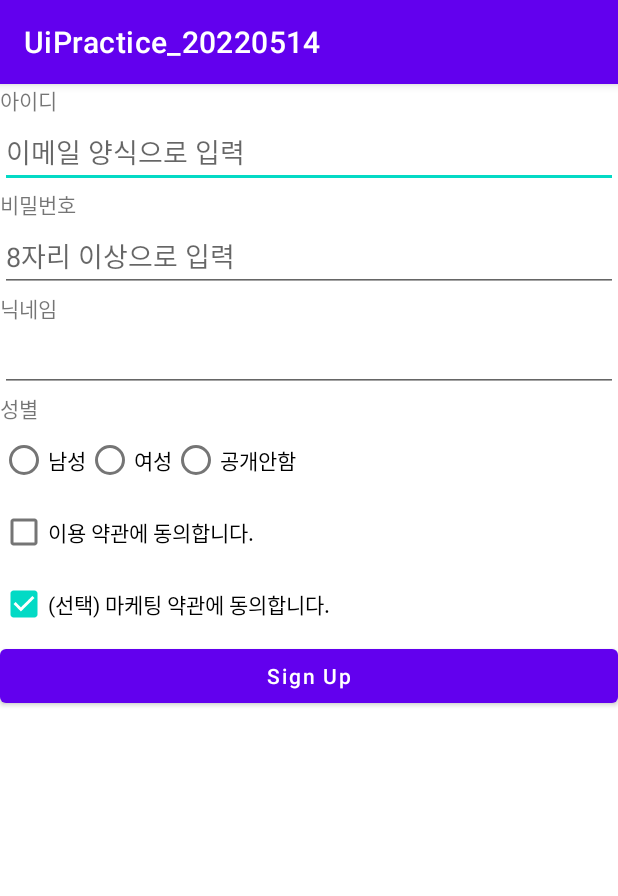
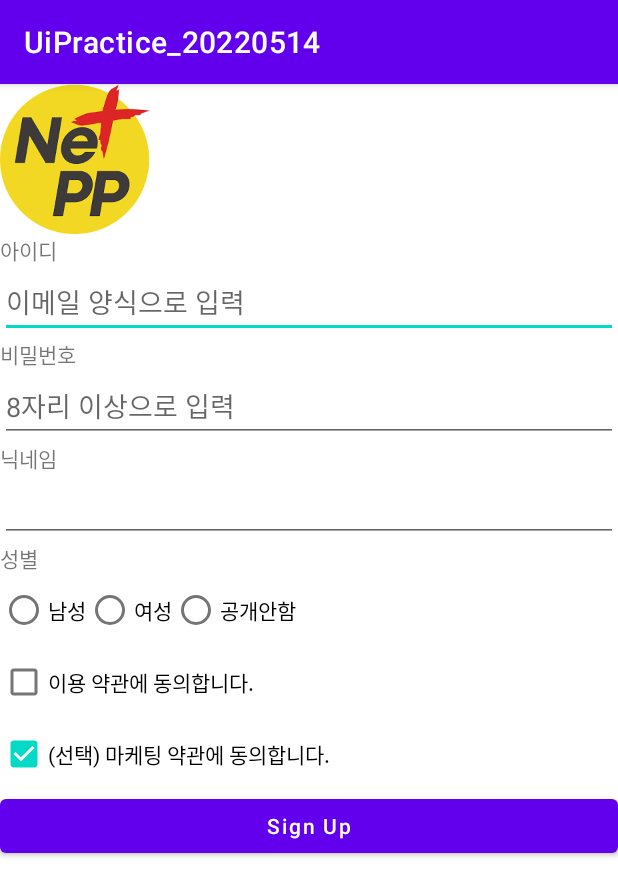
Before and after one commit to Creative-MooHan/UiPractice_20220514, an Android app: the screen it shows after launch (MainActivity), on a phone screen of 412 x 824 dp. Shown: the top 896 px of the screen. Run offline under Robolectric (Android 15) with nearby library versions, the phone set to English and light mode, and no system bars.

Commit message:
이미지뷰 체험

```diff
--- a/app/src/main/res/layout/activity_main.xml
+++ b/app/src/main/res/layout/activity_main.xml
@@ -6,6 +6,16 @@
     android:layout_height="match_parent"
     tools:context=".MainActivity"
     android:orientation="vertical">
+
+    <ImageView
+        android:layout_width="100dp"
+        android:layout_height="100dp"
+        android:src="@drawable/nepplus_logo01"
+
+        />
+
+
+
 
     <TextView
         android:layout_width="wrap_content"
```
Also changed, not shown: app/src/main/res/drawable/nepplus_logo01.png (added).
